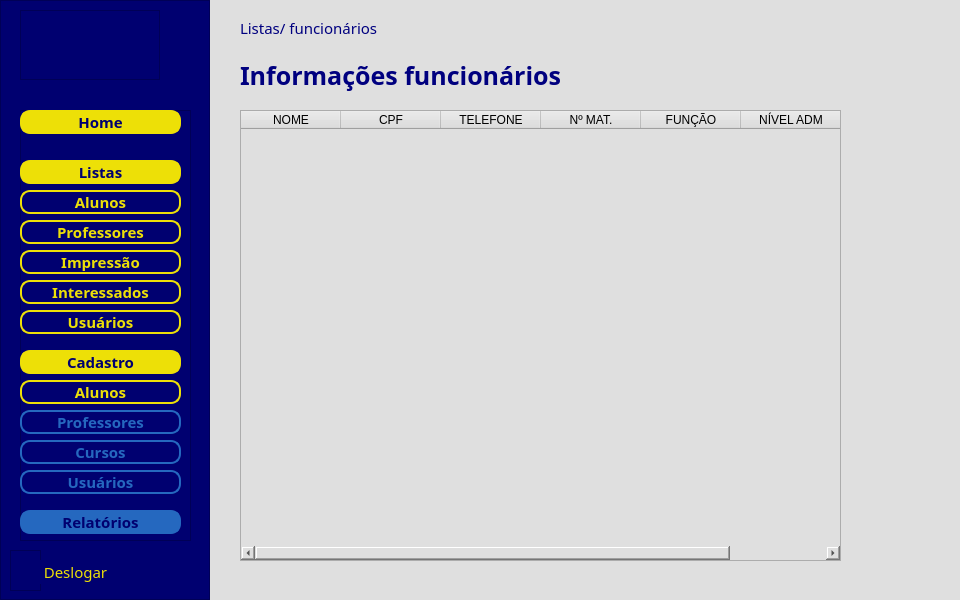
This is gui/Qt_gui/início.ui in felipesme/PROJETO_FINAL as Qt 5 draws it before an edit. The edited form follows.
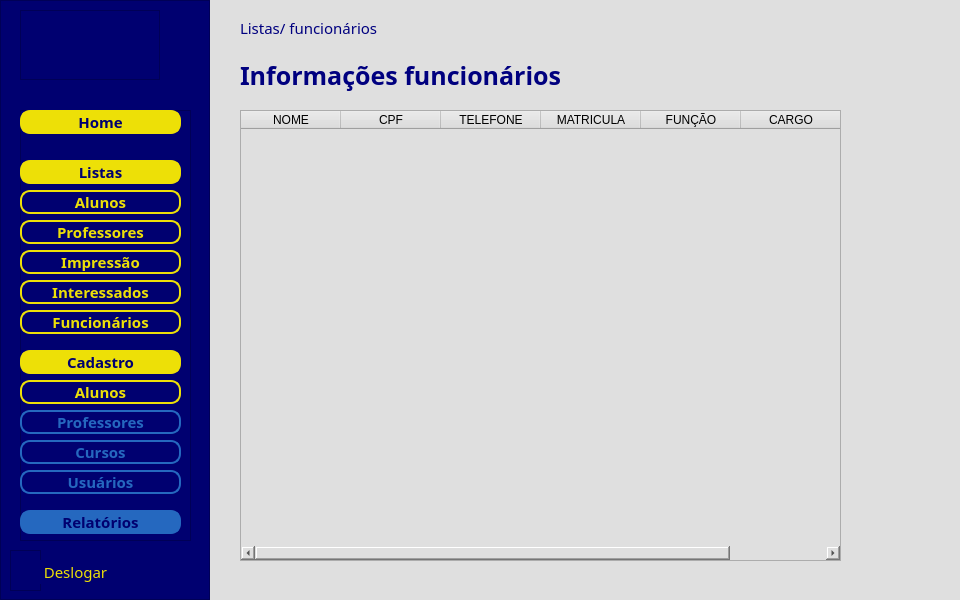
This is the edited form. The open tabs and pages were chosen to show the change. Icons and pictures are not drawn.

Commit message: Alterações no layout

```diff
--- a/gui/Qt_gui/início.ui
+++ b/gui/Qt_gui/início.ui
@@ -401,7 +401,7 @@
 }</string>
         </property>
         <property name="text">
-         <string>Usuários</string>
+         <string>Funcionários</string>
         </property>
        </widget>
        <widget class="QPushButton" name="pushButton_cadastro">
@@ -1075,7 +1075,7 @@
         </column>
         <column>
          <property name="text">
-          <string>Nº MAT.</string>
+          <string>MATRICULA</string>
          </property>
         </column>
         <column>
@@ -1085,7 +1085,7 @@
         </column>
         <column>
          <property name="text">
-          <string>NÍVEL ADM</string>
+          <string>CARGO</string>
          </property>
         </column>
        </widget>
```
Left out of the diff: 10 changed lines with no effect on the pictures. The commit also changes 2 other files.
